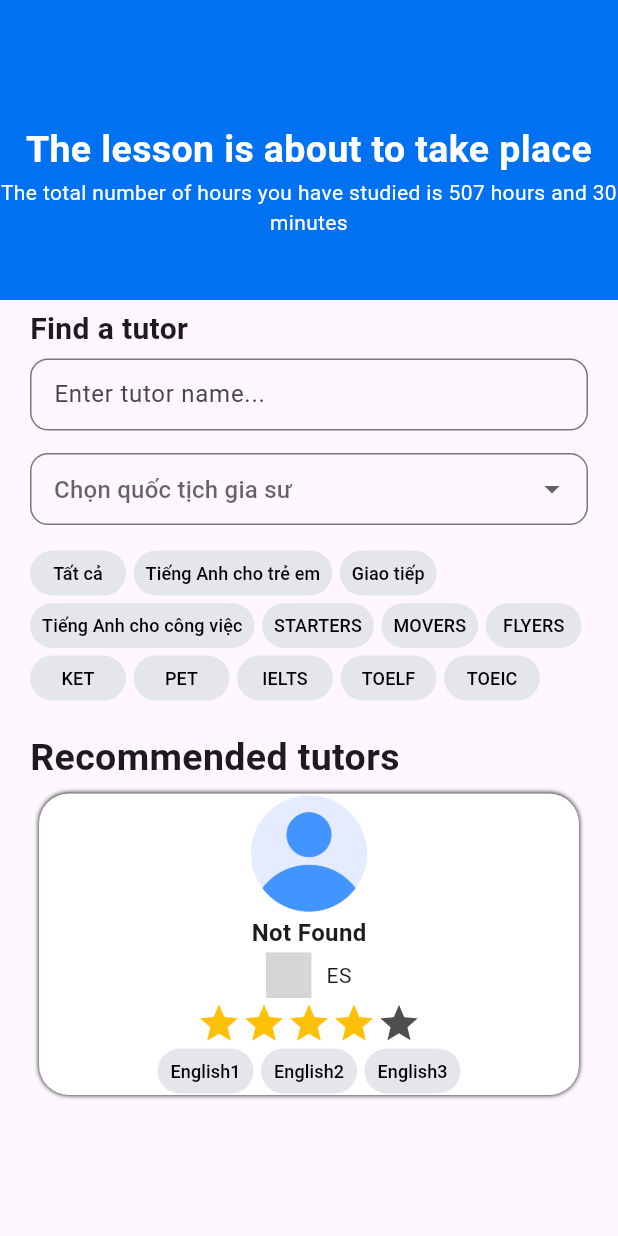
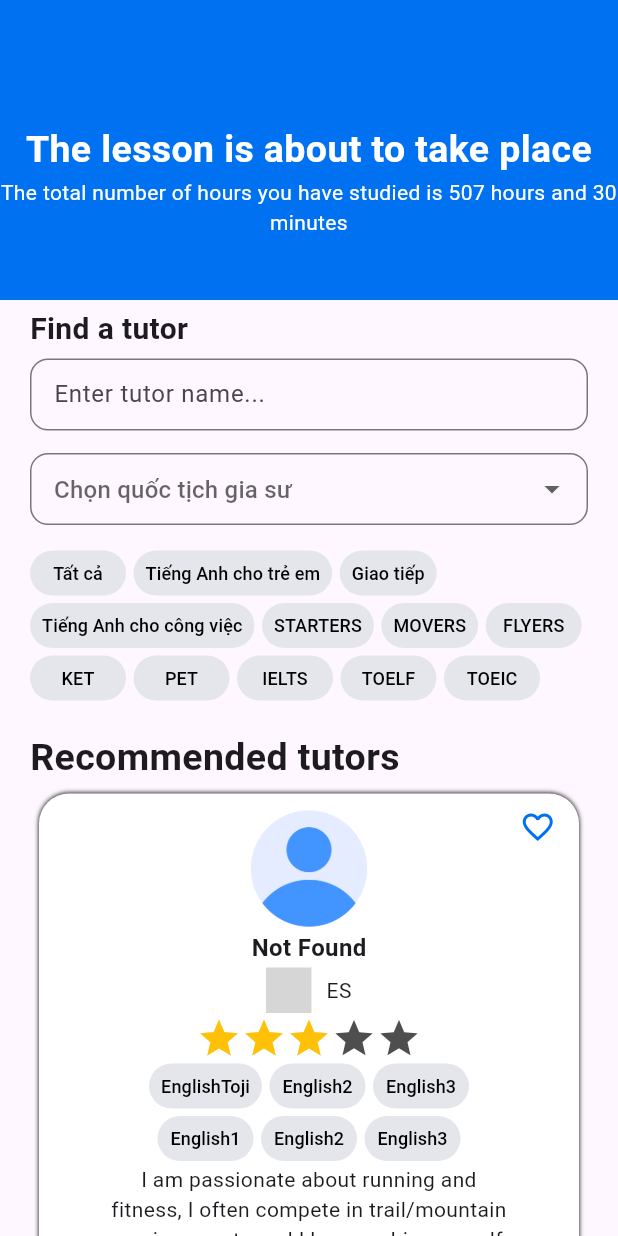
Before and after one commit to tojidevgame/MobileNC_20120597, a Flutter app: the screen it shows after launch, on a phone screen of 412 x 824 dp. Run offline on Flutter 3.47's test engine with Material 2 defaults, Android fonts, the phone set to English and light mode, and no system bars; missing offline and left inert: country_flags; grey boxes are pictures that could not be loaded.

Commit message:
complete UI list Tutor

```diff
--- a/project_source_code_20120597/lib/features/list_teacher/screens/screen_list_teacher.dart
+++ b/project_source_code_20120597/lib/features/list_teacher/screens/screen_list_teacher.dart
@@ -213,8 +213,15 @@ class GeneralInfoTutor extends StatefulWidget {
     return GeneralInfoTutorState(
         avatar: Image.asset('assets/common/img_user.png'),
         name: 'Not Found',
-        rate: 4,
-        cardEnglishTypeData: ['English1', 'English2', 'English3']);
+        rate: 3,
+        cardEnglishTypeData: [
+          'EnglishToji',
+          'English2',
+          'English3',
+          'English1',
+          'English2',
+          'English3'
+        ]);
   }
 }
 
@@ -254,16 +261,20 @@ class GeneralInfoTutorState extends State<GeneralInfoTutor> {
                 Padding(
                   padding: const EdgeInsets.fromLTRB(0, 0, 0, 0),
                   child: Row(
+                    crossAxisAlignment: CrossAxisAlignment.start,
                     children: <Widget>[
                       Expanded(flex: 1, child: Container()),
                       Expanded(
-                          flex: 4,
+                          flex: 6,
                           child: Column(
                             children: <Widget>[
-                              SizedBox(
-                                height: 80,
-                                width: 80,
-                                child: avatar,
+                              Padding(
+                                padding: const EdgeInsets.fromLTRB(0, 10, 0, 0),
+                                child: SizedBox(
+                                  height: 80,
+                                  width: 80,
+                                  child: avatar,
+                                ),
                               ),
                               Padding(
                                 padding: const EdgeInsets.all(1),
@@ -311,6 +322,7 @@ class GeneralInfoTutorState extends State<GeneralInfoTutor> {
                               Padding(
                                 padding: const EdgeInsets.all(1),
                                 child: Wrap(
+                                  alignment: WrapAlignment.center,
                                   spacing: 5,
                                   runSpacing: 5,
                                   children: cardEnglishTypeData
@@ -320,10 +332,62 @@ class GeneralInfoTutorState extends State<GeneralInfoTutor> {
                                           ))
                                       .toList(),
                                 ),
-                              )
+                              ),
+                              const Padding(
+                                  padding: EdgeInsets.all(1),
+                                  child: Text(
+                                    'I am passionate about running and fitness, I often compete in trail/mountain running events and I love pushing myself. I am training to one day take part in ultra-endurance events.',
+                                    textAlign: TextAlign.center,
+                                  )),
+                              Padding(
+                                  padding: const EdgeInsets.fromLTRB(0, 5, 0, 10),
+                                  child: Container(
+                                    width: 120,
+                                    height: 45,
+                                    decoration: BoxDecoration(
+                                      border: Border.all(
+                                        color:
+                                            primaryColor, // Color of the border
+                                        width: 1.5, // Width of the border
+                                      ),
+                                      borderRadius: BorderRadius.circular(
+                                          16), // Border radius for rounded corners
+                                    ),
+                                    child: TextButton(
+                                      onPressed: () {},
+                                      child: const Row(
+                                        mainAxisAlignment:
+                                            MainAxisAlignment.center,
+                                        children: <Widget>[
+                                          Icon(
+                                            Icons.calendar_month,
+                                            size: 25,
+                                            color: primaryColor,
+                                          ),
+                                          Padding(
+                                            padding:
+                                                EdgeInsets.fromLTRB(8, 0, 0, 0),
+                                            child: Text(
+                                              'Đặt lịch',
+                                              style: TextStyle(
+                                                  color: primaryColor,
+                                                  fontSize: 16),
+                                            ),
+                                          )
+                                        ],
+                                      ),
+                                    ),
+                                  ))
                             ],
                           )), // Avatar
-                      Expanded(flex: 1, child: Container()), // Heart
+                      const Expanded(
+                          flex: 1,
+                          child: Padding(
+                              padding: EdgeInsets.fromLTRB(0, 10, 10, 0),
+                              child: Icon(
+                                Icons.favorite_border,
+                                color: primaryColor,
+                              ))), // Heart
                     ],
                   ),
                 ),
```
